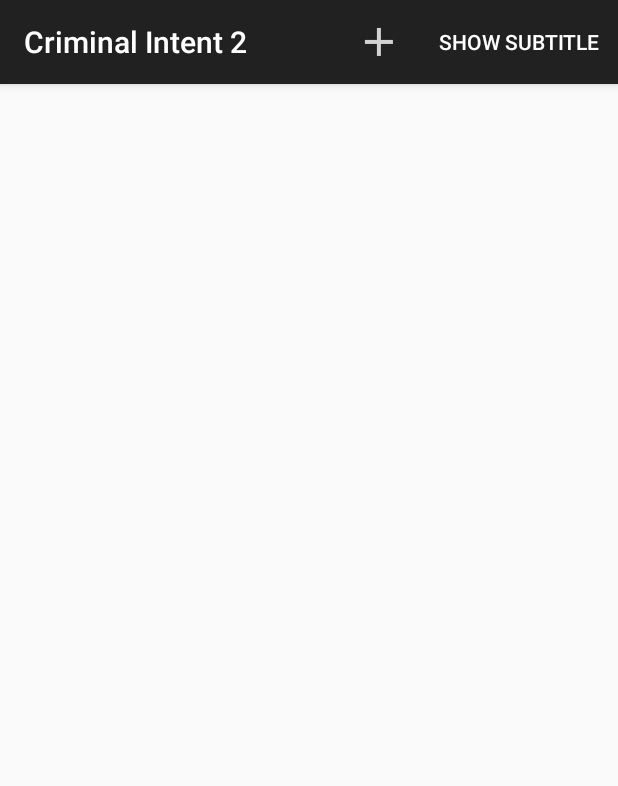
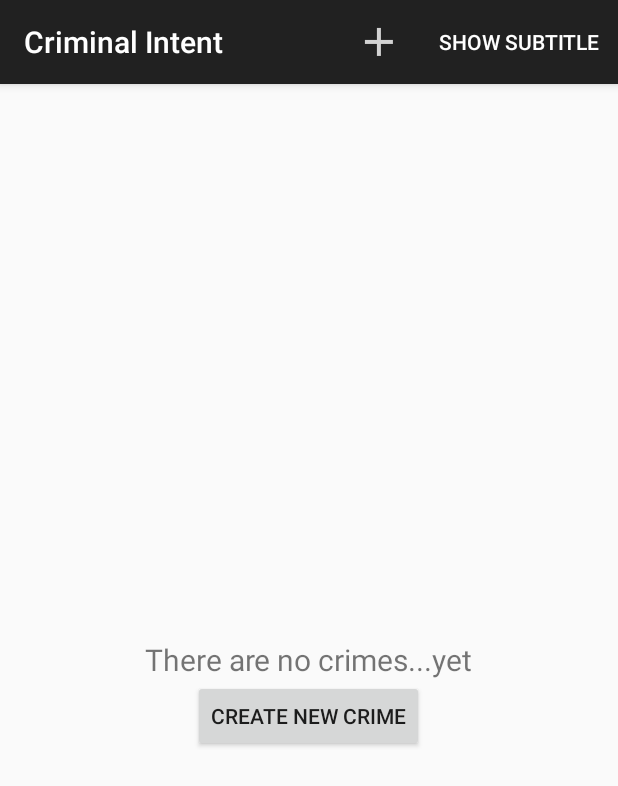
Before and after one commit to chrisdziewa/criminal-intent, an Android app: the screen it shows after launch (CrimeListActivity), on a phone screen of 412 x 824 dp. Shown: the top 786 px of the screen. Run offline under Robolectric (Android 15) with nearby library versions, the phone set to English and light mode, and no system bars.

Commit message:
Finish chapter 13 challenges

```diff
--- a/app/src/main/java/com/example/android/criminalintent2/CrimeListFragment.java
+++ b/app/src/main/java/com/example/android/criminalintent2/CrimeListFragment.java
@@ -13,8 +13,10 @@ import android.view.MenuInflater;
 import android.view.MenuItem;
 import android.view.View;
 import android.view.ViewGroup;
+import android.widget.Button;
 import android.widget.CheckBox;
 import android.widget.CompoundButton;
+import android.widget.RelativeLayout;
 import android.widget.TextView;
 
 import java.util.List;
@@ -27,6 +29,8 @@ public class CrimeListFragment extends Fragment {
 
     private RecyclerView mCrimeRecyclerView;
     private CrimeAdapter mAdapter;
+    private RelativeLayout mEmptyView;
+    private Button mEmptyViewAddButton;
 
     // Subtitle on toolbar
     private static final String SAVED_SUBTITLE_VISIBLE = "subtitle";
@@ -42,6 +46,16 @@ public class CrimeListFragment extends Fragment {
     @Override
     public View onCreateView(LayoutInflater inflater, @Nullable ViewGroup container, @Nullable Bundle savedInstanceState) {
         View view = inflater.inflate(R.layout.fragment_crime_list, container, false);
+
+        mEmptyView = (RelativeLayout) view.findViewById(R.id.empty_view);
+        mEmptyViewAddButton = (Button) mEmptyView.findViewById(R.id.empty_view_add_button);
+
+        mEmptyViewAddButton.setOnClickListener(new View.OnClickListener() {
+            @Override
+            public void onClick(View view) {
+                addACrime();
+            }
+        });
 
         mCrimeRecyclerView = (RecyclerView) view.findViewById(R.id.crime_recycler_view);
         mCrimeRecyclerView.setLayoutManager(new LinearLayoutManager(getActivity()));
@@ -63,6 +77,11 @@ public class CrimeListFragment extends Fragment {
         } else {
             // Otherwise update existing adapter data
             mAdapter.notifyDataSetChanged();
+        }
+        if (mAdapter.getItemCount() == 0) {
+            mEmptyView.setVisibility(View.VISIBLE);
+        } else {
+            mEmptyView.setVisibility(View.GONE);
         }
 
         updateSubtitle();
@@ -162,11 +181,7 @@ public class CrimeListFragment extends Fragment {
     public boolean onOptionsItemSelected(MenuItem item) {
         switch (item.getItemId()) {
             case R.id.menu_item_new_crime:
-                Crime crime = new Crime();
-                CrimeLab.get(getActivity()).addCrime(crime);
-                Intent intent = CrimePagerActivity
-                        .newIntent(getActivity(), crime.getId());
-                startActivity(intent);
+                addACrime();
                 return true;
             case R.id.menu_item_show_subtitle:
                 mSubtitleVisible = !mSubtitleVisible;
@@ -181,7 +196,8 @@ public class CrimeListFragment extends Fragment {
     private void updateSubtitle() {
         CrimeLab crimeLab = CrimeLab.get(getActivity());
         int crimeCount = crimeLab.getCrimes().size();
-        String subtitle = getString(R.string.subtitle_format, crimeCount);
+        String subtitle = getResources()
+                .getQuantityString(R.plurals.subtitle_plural, crimeCount, crimeCount);
 
         if (!mSubtitleVisible) {
             subtitle = null;
@@ -196,4 +212,12 @@ public class CrimeListFragment extends Fragment {
         super.onSaveInstanceState(outState);
         outState.putBoolean(SAVED_SUBTITLE_VISIBLE, mSubtitleVisible);
     }
+
+    private void addACrime() {
+        Crime crime = new Crime();
+        CrimeLab.get(getActivity()).addCrime(crime);
+        Intent intent = CrimePagerActivity
+                .newIntent(getActivity(), crime.getId());
+        startActivity(intent);
+    }
 }
--- a/app/src/main/res/layout/fragment_crime_list.xml
+++ b/app/src/main/res/layout/fragment_crime_list.xml
@@ -1,5 +1,35 @@
-<android.support.v7.widget.RecyclerView
+<RelativeLayout
     xmlns:android="http://schemas.android.com/apk/res/android"
-    android:id="@+id/crime_recycler_view"
     android:layout_width="match_parent"
-    android:layout_height="match_parent"/>
+    android:layout_height="match_parent">
+
+    <android.support.v7.widget.RecyclerView
+        xmlns:android="http://schemas.android.com/apk/res/android"
+        android:id="@+id/crime_recycler_view"
+        android:layout_width="match_parent"
+        android:layout_height="match_parent"/>
+
+    <RelativeLayout
+        android:id="@+id/empty_view"
+        android:layout_width="match_parent"
+        android:layout_height="match_parent"
+        android:visibility="gone">
+
+        <TextView
+            android:id="@+id/empty_view_text_view"
+            android:layout_width="wrap_content"
+            android:layout_height="wrap_content"
+            android:layout_centerInParent="true"
+            android:text="@string/empty_view_text_view"
+            android:textSize="20sp"/>
+
+        <Button
+            android:id="@+id/empty_view_add_button"
+            android:layout_width="wrap_content"
+            android:layout_height="wrap_content"
+            android:layout_below="@id/empty_view_text_view"
+            android:layout_centerInParent="true"
+            android:text="@string/empty_view_add_button"/>
+
+    </RelativeLayout>
+</RelativeLayout>
--- a/app/src/main/res/values/strings.xml
+++ b/app/src/main/res/values/strings.xml
@@ -1,5 +1,5 @@
 <resources>
-    <string name="app_name">Criminal Intent 2</string>
+    <string name="app_name">Criminal Intent</string>
     <string name="crime_title_hint">Enter a title for the crime.</string>
     <string name="crime_title_label">Title</string>
     <string name="crime_details_label">Details</string>
@@ -7,7 +7,7 @@
     <string name="at_sign">\@</string>
 
     <!-- Dialogs -->
-    <string name="dialog_time_title">Enter the time of the crime</string>
+    <string name="dialog_time_title">Select time of crime</string>
     <string name="dialog_date_title">Select crime date</string>
     <string name="save_button">Save</string>
     <string name="cancel_button">Cancel</string>
@@ -17,10 +17,18 @@
     <string name="delete_crime">Delete Crime</string>
     <string name="show_subtitle">Show Subtitle</string>
     <string name="hide_subtitle">Hide Subtitle</string>
-    <string name="subtitle_format">%1$d crimes</string>
+
+    <plurals name="subtitle_plural">
+        <item quantity="one">%1$s crime</item>
+        <item quantity="other">%1$s crimes</item>
+    </plurals>
 
     <!-- Toast messages -->
     <string name="toast_delete_crime">Crime has been deleted</string>
 
+    <!-- Empty List view -->
+    <string name="empty_view_text_view">There are no crimes...yet</string>
+    <string name="empty_view_add_button">create new crime</string>
+
 
 </resources>
```
Also changed, not shown: app/src/main/res/layout/activity_fragment.xml (line endings or trailing spaces).
